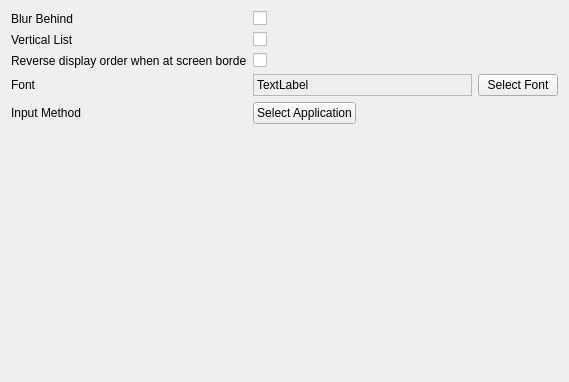
KDE/kdeplasma-addons, file applets/kimpanel/src/config.ui: the form before one commit.
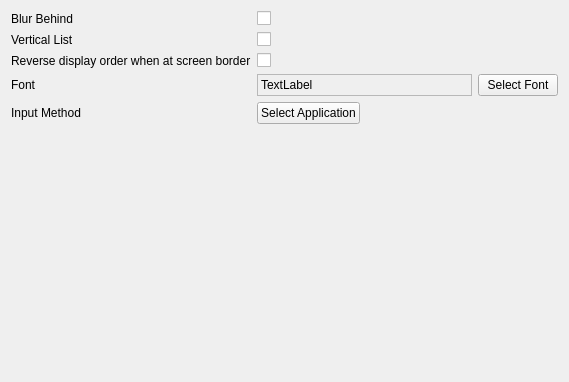
The form after the commit.

Patch:
```diff
--- a/applets/kimpanel/src/config.ui
+++ b/applets/kimpanel/src/config.ui
@@ -96,7 +96,7 @@
    <item row="2" column="0">
     <widget class="QLabel" name="label_3">
      <property name="text">
-      <string>Reverse display order when at screen borde</string>
+      <string>Reverse display order when at screen border</string>
      </property>
     </widget>
    </item>
```
